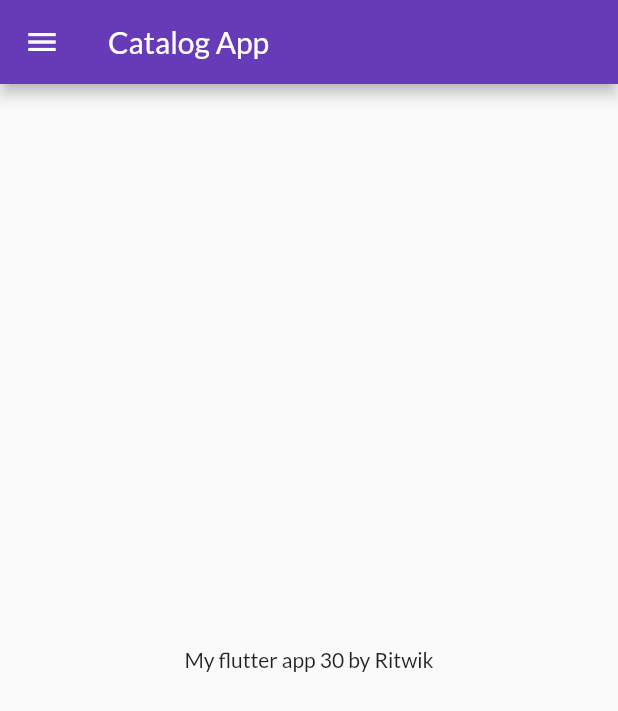
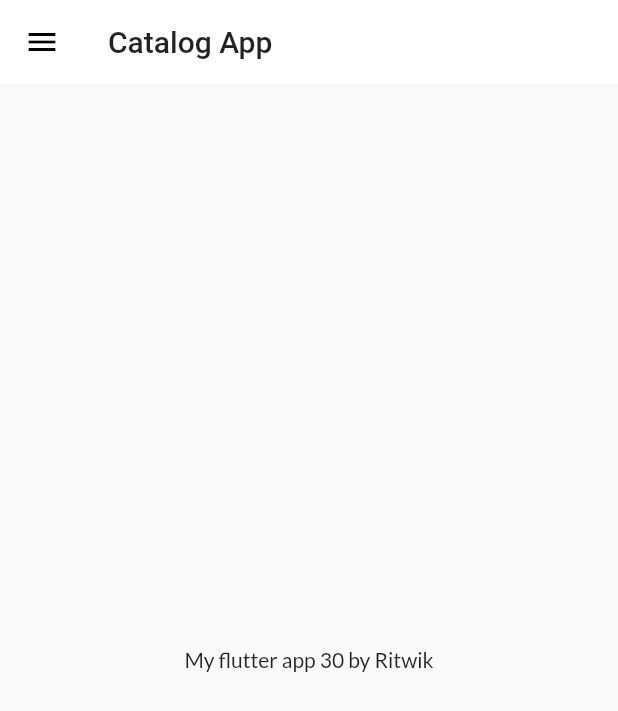
Before and after one commit to Ritwik10007/Bit_Mall, a Flutter app: the screen it shows after launch, on a phone screen of 412 x 824 dp. Shown: the top 711 px of the screen. Run offline on Flutter 3.47's test engine with Material 2 defaults, Android fonts, the phone set to English and light mode, and no system bars; our stand-ins replace google_fonts.

Commit message:
themes extracted

```diff
--- a/lib/main.dart
+++ b/lib/main.dart
@@ -2,6 +2,7 @@ import 'package:flutter/material.dart';
 import 'package:flutter_catalog/pages/home_page.dart';
 import 'package:flutter_catalog/pages/login_page.dart';
 import 'package:flutter_catalog/utils/routes.dart';
+import 'package:flutter_catalog/widgets/themes.dart';
 import 'package:google_fonts/google_fonts.dart';
 
 void main() {
@@ -13,14 +14,8 @@ class MyApp extends StatelessWidget {
   Widget build(BuildContext context) {
     return MaterialApp(
       themeMode: ThemeMode.light,
-      theme: ThemeData(
-          primarySwatch: Colors.deepPurple,
-          fontFamily: GoogleFonts.lato().fontFamily,
-          primaryTextTheme: GoogleFonts.latoTextTheme()),
-
-      darkTheme: ThemeData(
-        brightness: Brightness.light,
-      ),
+      theme: Mytheme.lightTheme(context),
+      darkTheme: Mytheme.darkTheme(context),
       initialRoute: MyRoutes.homeRoute,
       routes: {
         "/": (context) => LoginPage(),
--- a/lib/pages/home_page.dart
+++ b/lib/pages/home_page.dart
@@ -8,7 +8,8 @@ class Homepage extends StatelessWidget {
   @override
   Widget build(BuildContext context) {
     return Scaffold(
-      appBar: AppBar(title: Text("Catalog App")),
+      appBar: AppBar(
+        title: Text("Catalog App")),
       body: Center(
         child: Container(
           child: Text("My flutter app $days by $name"),
--- /dev/null
+++ b/lib/widgets/themes.dart
@@ -0,0 +1,21 @@
+import 'package:flutter/material.dart';
+
+import 'package:flutter/material.dart';
+import 'package:google_fonts/google_fonts.dart';
+
+class Mytheme {
+  static ThemeData lightTheme(BuildContext context) => ThemeData(
+      primarySwatch: Colors.deepPurple,
+      fontFamily: GoogleFonts.lato().fontFamily,
+      primaryTextTheme: GoogleFonts.latoTextTheme(),
+      appBarTheme: AppBarTheme(
+          color: Colors.white,
+          elevation: 0.0,
+          iconTheme: IconThemeData(color: Colors.black),
+          toolbarTextStyle: Theme.of(context).textTheme.bodyText2,
+          titleTextStyle: Theme.of(context).textTheme.headline6));
+
+  static ThemeData darkTheme(BuildContext context) => ThemeData(
+        brightness: Brightness.dark,
+      );
+}
```
